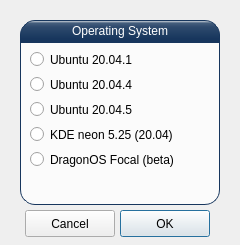
Old version of the form UI/install.ui in the repository ainfosec/FISSURE.
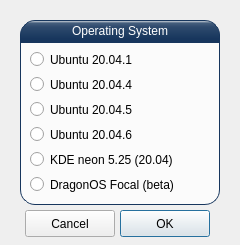
New version of the form.

```diff
--- a/UI/install.ui
+++ b/UI/install.ui
@@ -130,7 +130,7 @@
     <property name="geometry">
      <rect>
       <x>10</x>
-      <y>105</y>
+      <y>130</y>
       <width>180</width>
       <height>25</height>
      </rect>
@@ -146,7 +146,7 @@
     <property name="geometry">
      <rect>
       <x>10</x>
-      <y>80</y>
+      <y>105</y>
       <width>180</width>
       <height>25</height>
      </rect>
@@ -171,6 +171,22 @@
      <string>Ubuntu 20.04.5</string>
     </property>
    </widget>
+   <widget class="QRadioButton" name="radioButton_ubuntu20_04_6">
+    <property name="enabled">
+     <bool>true</bool>
+    </property>
+    <property name="geometry">
+     <rect>
+      <x>10</x>
+      <y>80</y>
+      <width>150</width>
+      <height>25</height>
+     </rect>
+    </property>
+    <property name="text">
+     <string>Ubuntu 20.04.6</string>
+    </property>
+   </widget>
   </widget>
  </widget>
  <resources/>
```
